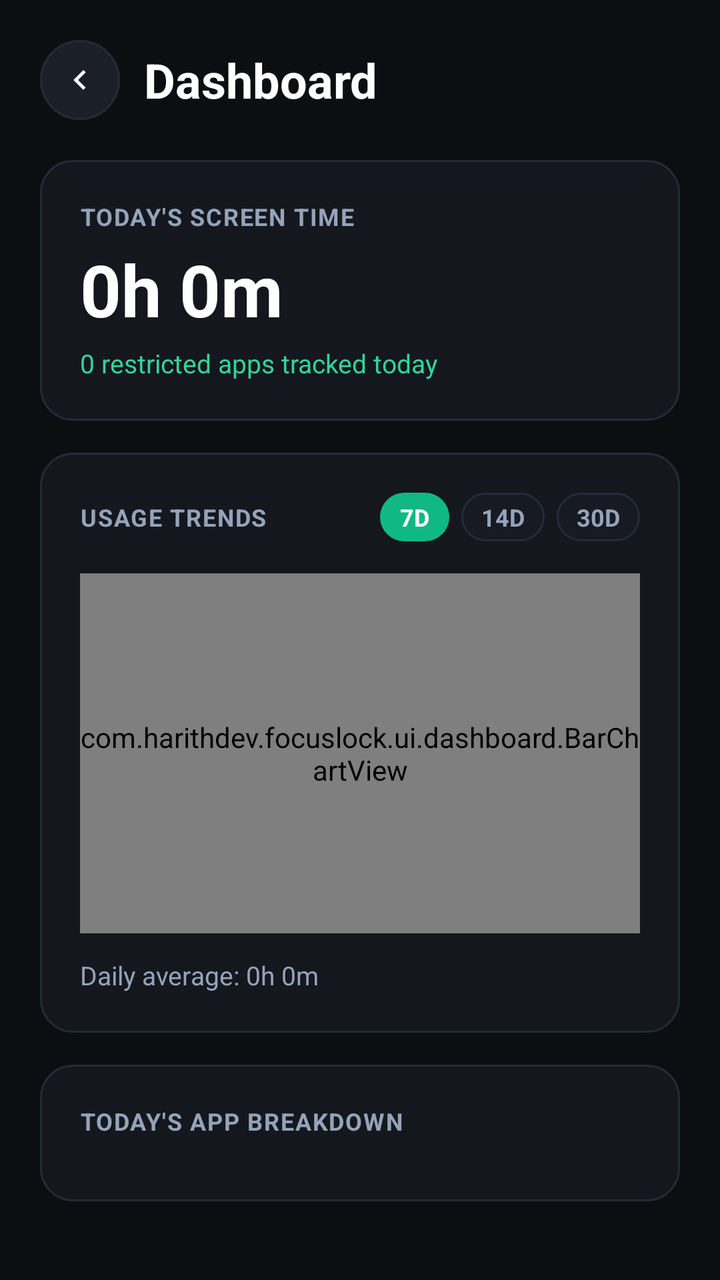
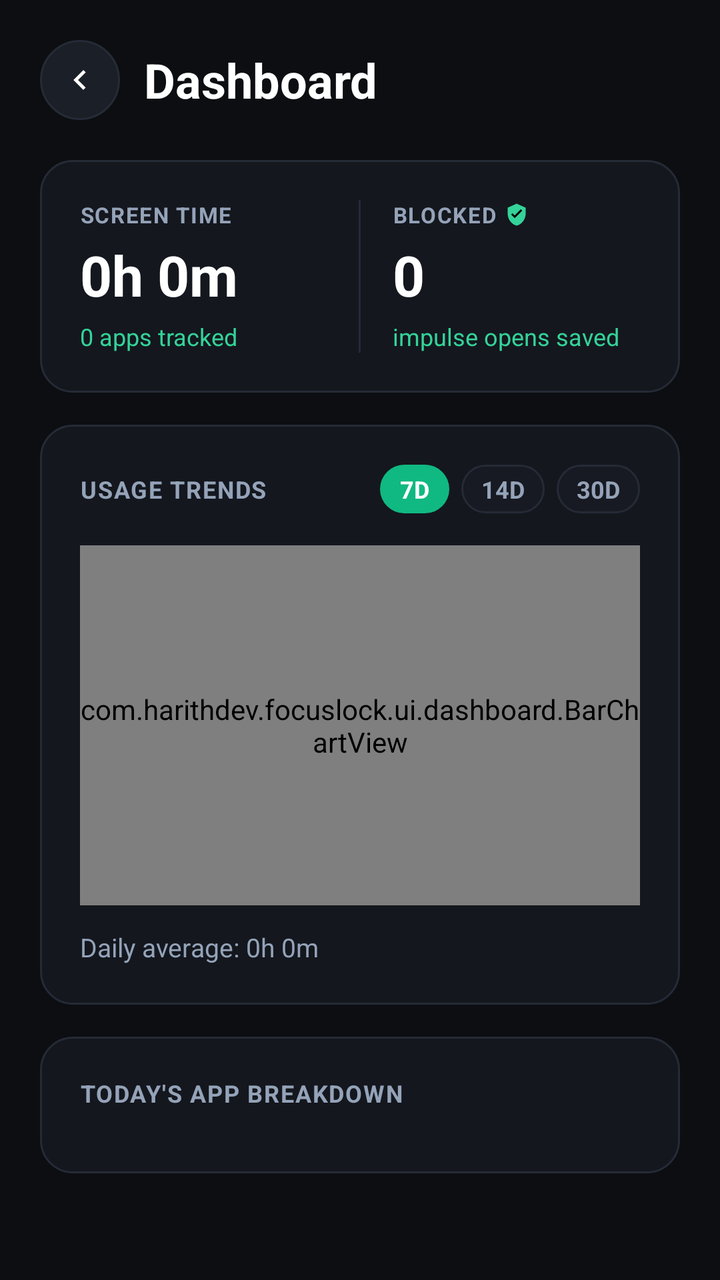

The first picture is an Android layout as it rendered before a commit; the second is the same layout after the commit. The layout source and the unified diff follow.
<!-- AndroidManifest.xml: application theme Theme.FocusLock -->
<!-- res/layout/activity_dashboard.xml -->
<?xml version="1.0" encoding="utf-8"?>
<androidx.core.widget.NestedScrollView
    xmlns:android="http://schemas.android.com/apk/res/android"
    android:layout_width="match_parent"
    android:layout_height="match_parent"
    android:background="@color/surface_bg"
    android:fillViewport="true">

    <LinearLayout
        android:layout_width="match_parent"
        android:layout_height="wrap_content"
        android:orientation="vertical"
        android:padding="20dp">

        
        <LinearLayout
            android:layout_width="match_parent"
            android:layout_height="wrap_content"
            android:orientation="horizontal"
            android:gravity="center_vertical"
            android:layout_marginBottom="20dp">

            <ImageView
                android:id="@+id/btn_back"
                android:layout_width="40dp"
                android:layout_height="40dp"
                android:src="@drawable/ic_chevron_left"
                android:padding="10dp"
                android:background="@drawable/bg_btn_circle"
                android:layout_marginEnd="12dp"
                android:clickable="true"
                android:focusable="true" />

            <TextView
                android:layout_width="wrap_content"
                android:layout_height="wrap_content"
                android:text="Dashboard"
                android:textSize="24sp"
                android:textStyle="bold"
                android:textColor="#FFFFFF" />

        </LinearLayout>

        
        <LinearLayout
            android:layout_width="match_parent"
            android:layout_height="wrap_content"
            android:orientation="vertical"
            android:background="@drawable/bg_card"
            android:padding="20dp"
            android:layout_marginBottom="16dp">

            <TextView
                android:layout_width="wrap_content"
                android:layout_height="wrap_content"
                android:text="TODAY'S SCREEN TIME"
                android:textSize="12sp"
                android:textStyle="bold"
                android:textColor="#94A3B8"
                android:letterSpacing="0.05" />

            <TextView
                android:id="@+id/txt_today_total"
                android:layout_width="wrap_content"
                android:layout_height="wrap_content"
                android:text="0h 0m"
                android:textSize="36sp"
                android:textStyle="bold"
                android:textColor="#ffffff"
                android:layout_marginTop="4dp" />

            <TextView
                android:id="@+id/txt_today_sub"
                android:layout_width="wrap_content"
                android:layout_height="wrap_content"
                android:text="0 restricted apps tracked today"
                android:textSize="13sp"
                android:textColor="#34d399"
                android:layout_marginTop="4dp" />

        </LinearLayout>

        
        <LinearLayout
            android:layout_width="match_parent"
            android:layout_height="wrap_content"
            android:orientation="vertical"
            android:background="@drawable/bg_card"
            android:padding="20dp"
            android:layout_marginBottom="16dp">

            <LinearLayout
                android:layout_width="match_parent"
                android:layout_height="wrap_content"
                android:orientation="horizontal"
                android:gravity="center_vertical"
                android:layout_marginBottom="16dp">

                <TextView
                    android:layout_width="0dp"
                    android:layout_height="wrap_content"
                    android:layout_weight="1"
                    android:text="USAGE TRENDS"
                    android:textSize="12sp"
                    android:textStyle="bold"
                    android:textColor="#94A3B8"
                    android:letterSpacing="0.05" />

                
                <TextView
                    android:id="@+id/chip_7d"
                    android:layout_width="wrap_content"
                    android:layout_height="wrap_content"
                    android:text="7D"
                    android:textSize="12sp"
                    android:textStyle="bold"
                    android:textColor="#ffffff"
                    android:paddingHorizontal="10dp"
                    android:paddingVertical="4dp"
                    android:background="@drawable/bg_chip_active"
                    android:layout_marginEnd="6dp"
                    android:clickable="true"
                    android:focusable="true" />

                <TextView
                    android:id="@+id/chip_14d"
                    android:layout_width="wrap_content"
                    android:layout_height="wrap_content"
                    android:text="14D"
                    android:textSize="12sp"
                    android:textStyle="bold"
                    android:textColor="#94A3B8"
                    android:paddingHorizontal="10dp"
                    android:paddingVertical="4dp"
                    android:background="@drawable/bg_chip_inactive"
                    android:layout_marginEnd="6dp"
                    android:clickable="true"
                    android:focusable="true" />

                <TextView
                    android:id="@+id/chip_30d"
                    android:layout_width="wrap_content"
                    android:layout_height="wrap_content"
                    android:text="30D"
                    android:textSize="12sp"
                    android:textStyle="bold"
                    android:textColor="#94A3B8"
                    android:paddingHorizontal="10dp"
                    android:paddingVertical="4dp"
                    android:background="@drawable/bg_chip_inactive"
                    android:clickable="true"
                    android:focusable="true" />

            </LinearLayout>

            
            <com.harithdev.focuslock.ui.dashboard.BarChartView
                android:id="@+id/chart_view"
                android:layout_width="match_parent"
                android:layout_height="180dp" />

            
            <TextView
                android:id="@+id/txt_empty_history_placeholder"
                android:layout_width="match_parent"
                android:layout_height="wrap_content"
                android:text="🌱 Day 1 of FocusLock! Your multi-day trends will appear here starting tomorrow."
                android:textSize="13sp"
                android:textColor="#94A3B8"
                android:gravity="center"
                android:padding="14dp"
                android:background="@drawable/bg_banner_card"
                android:layout_marginTop="12dp"
                android:visibility="gone" />

            <TextView
                android:id="@+id/txt_daily_average"
                android:layout_width="wrap_content"
                android:layout_height="wrap_content"
                android:text="Daily average: 0h 0m"
                android:textSize="13sp"
                android:textColor="#94A3B8"
                android:layout_marginTop="12dp" />

        </LinearLayout>

        
        <LinearLayout
            android:layout_width="match_parent"
            android:layout_height="wrap_content"
            android:orientation="vertical"
            android:background="@drawable/bg_card"
            android:padding="20dp"
            android:layout_marginBottom="24dp">

            <TextView
                android:layout_width="wrap_content"
                android:layout_height="wrap_content"
                android:text="TODAY'S APP BREAKDOWN"
                android:textSize="12sp"
                android:textStyle="bold"
                android:textColor="#94A3B8"
                android:letterSpacing="0.05"
                android:layout_marginBottom="12dp" />

            <androidx.recyclerview.widget.RecyclerView
                android:id="@+id/rv_app_usage"
                android:layout_width="match_parent"
                android:layout_height="wrap_content"
                android:nestedScrollingEnabled="false" />

            <TextView
                android:id="@+id/txt_empty_apps"
                android:layout_width="wrap_content"
                android:layout_height="wrap_content"
                android:text="No restricted apps set up yet"
                android:textSize="14sp"
                android:textColor="#64748B"
                android:layout_gravity="center_horizontal"
                android:paddingVertical="16dp"
                android:visibility="gone" />

        </LinearLayout>

    </LinearLayout>

</androidx.core.widget.NestedScrollView>
<!-- resources referenced by this layout -->
<resources>
  <color name="surface_bg">#FF0C0E12</color>
  <!-- drawable bg_banner_card (drawable) -->
  <?xml version="1.0" encoding="utf-8"?>
  <shape xmlns:android="http://schemas.android.com/apk/res/android"
      android:shape="rectangle">
      <solid android:color="#14171E" />
      <corners android:radius="12dp" />
      <stroke android:width="1dp" android:color="#252B36" />
  </shape>
  <!-- drawable bg_btn_circle (drawable) -->
  <?xml version="1.0" encoding="utf-8"?>
  <ripple xmlns:android="http://schemas.android.com/apk/res/android"
      android:color="#20ffffff">
      <item>
          <shape android:shape="oval">
              <solid android:color="#1B1F27" />
              <stroke android:width="1dp" android:color="#252B36" />
          </shape>
      </item>
  </ripple>
  <!-- drawable bg_card (drawable) -->
  <?xml version="1.0" encoding="utf-8"?>
  <ripple xmlns:android="http://schemas.android.com/apk/res/android"
      android:color="#20ffffff">
      <item>
          <shape android:shape="rectangle">
              <solid android:color="#14171E" />
              <corners android:radius="16dp" />
              <stroke android:width="1dp" android:color="#252B36" />
          </shape>
      </item>
  </ripple>
  <!-- drawable bg_chip_active (drawable) -->
  <?xml version="1.0" encoding="utf-8"?>
  <ripple xmlns:android="http://schemas.android.com/apk/res/android"
      android:color="#33ffffff">
      <item>
          <shape android:shape="rectangle">
              <solid android:color="#10B981" />
              <corners android:radius="16dp" />
          </shape>
      </item>
  </ripple>
  <!-- drawable bg_chip_inactive (drawable) -->
  <?xml version="1.0" encoding="utf-8"?>
  <ripple xmlns:android="http://schemas.android.com/apk/res/android"
      android:color="#20ffffff">
      <item>
          <shape android:shape="rectangle">
              <solid android:color="#171A22" />
              <corners android:radius="16dp" />
              <stroke android:width="1dp" android:color="#252B36" />
          </shape>
      </item>
  </ripple>
  <!-- drawable ic_chevron_left (drawable) -->
  <vector xmlns:android="http://schemas.android.com/apk/res/android"
      android:width="24dp"
      android:height="24dp"
      android:viewportWidth="24"
      android:viewportHeight="24">
      <path
          android:pathData="M15.41,7.41L14,6L8,12L14,18L15.41,16.59L10.83,12L15.41,7.41Z"
          android:fillColor="#FFFFFF"/>
  </vector>
  <style name="Theme.FocusLock" parent="Base.Theme.FocusLock" />
  <style name="Base.Theme.FocusLock" parent="Theme.Material3.DayNight.NoActionBar">
          
          
      </style>
</resources>

<!-- the commit's change to res/layout/activity_dashboard.xml (unified diff, before → after) -->
@@ -45,38 +45,105 @@
         <LinearLayout
             android:layout_width="match_parent"
             android:layout_height="wrap_content"
-            android:orientation="vertical"
+            android:orientation="horizontal"
             android:background="@drawable/bg_card"
             android:padding="20dp"
+            android:baselineAligned="false"
             android:layout_marginBottom="16dp">
 
-            <TextView
-                android:layout_width="wrap_content"
-                android:layout_height="wrap_content"
-                android:text="TODAY'S SCREEN TIME"
-                android:textSize="12sp"
-                android:textStyle="bold"
-                android:textColor="#94A3B8"
-                android:letterSpacing="0.05" />
-
-            <TextView
-                android:id="@+id/txt_today_total"
-                android:layout_width="wrap_content"
-                android:layout_height="wrap_content"
-                android:text="0h 0m"
-                android:textSize="36sp"
-                android:textStyle="bold"
-                android:textColor="#ffffff"
-                android:layout_marginTop="4dp" />
-
-            <TextView
-                android:id="@+id/txt_today_sub"
-                android:layout_width="wrap_content"
-                android:layout_height="wrap_content"
-                android:text="0 restricted apps tracked today"
-                android:textSize="13sp"
-                android:textColor="#34d399"
-                android:layout_marginTop="4dp" />
+            
+            <LinearLayout
+                android:layout_width="0dp"
+                android:layout_height="wrap_content"
+                android:layout_weight="1"
+                android:orientation="vertical">
+
+                <TextView
+                    android:layout_width="wrap_content"
+                    android:layout_height="wrap_content"
+                    android:text="SCREEN TIME"
+                    android:textSize="11sp"
+                    android:textStyle="bold"
+                    android:textColor="#94A3B8"
+                    android:letterSpacing="0.05" />
+
+                <TextView
+                    android:id="@+id/txt_today_total"
+                    android:layout_width="wrap_content"
+                    android:layout_height="wrap_content"
+                    android:text="0h 0m"
+                    android:textSize="28sp"
+                    android:textStyle="bold"
+                    android:textColor="#ffffff"
+                    android:layout_marginTop="4dp" />
+
+                <TextView
+                    android:id="@+id/txt_today_sub"
+                    android:layout_width="wrap_content"
+                    android:layout_height="wrap_content"
+                    android:text="0 apps tracked"
+                    android:textSize="12sp"
+                    android:textColor="#34d399"
+                    android:layout_marginTop="4dp" />
+
+            </LinearLayout>
+
+            
+            <View
+                android:layout_width="1dp"
+                android:layout_height="match_parent"
+                android:layout_marginHorizontal="16dp"
+                android:background="@color/surface_grid" />
+
+            
+            <LinearLayout
+                android:layout_width="0dp"
+                android:layout_height="wrap_content"
+                android:layout_weight="1"
+                android:orientation="vertical">
+
+                <LinearLayout
+                    android:layout_width="wrap_content"
+                    android:layout_height="wrap_content"
+                    android:orientation="horizontal"
+                    android:gravity="center_vertical">
+
+                    <TextView
+                        android:layout_width="wrap_content"
+                        android:layout_height="wrap_content"
+                        android:text="BLOCKED"
+                        android:textSize="11sp"
+                        android:textStyle="bold"
+                        android:textColor="#94A3B8"
+                        android:letterSpacing="0.05" />
+
+                    <ImageView
+                        android:layout_width="12dp"
+                        android:layout_height="12dp"
+                        android:src="@drawable/ic_security_shield"
+                        android:layout_marginStart="4dp" />
+                </LinearLayout>
+
+                <TextView
+                    android:id="@+id/txt_today_blocks"
+                    android:layout_width="wrap_content"
+                    android:layout_height="wrap_content"
+                    android:text="0"
+                    android:textSize="28sp"
+                    android:textStyle="bold"
+                    android:textColor="#ffffff"
+                    android:layout_marginTop="4dp" />
+
+                <TextView
+                    android:id="@+id/txt_blocks_sub"
+                    android:layout_width="wrap_content"
+                    android:layout_height="wrap_content"
+                    android:text="impulse opens saved"
+                    android:textSize="12sp"
+                    android:textColor="#34d399"
+                    android:layout_marginTop="4dp" />
+
+            </LinearLayout>
 
         </LinearLayout>
 
<!-- resource entries referenced after the edit -->
@@ -1,6 +1,7 @@
 <!-- resources referenced by this layout -->
 <resources>
   <color name="surface_bg">#FF0C0E12</color>
+  <color name="surface_grid">#FF252B36</color>
   <!-- drawable bg_banner_card (drawable) -->
   <?xml version="1.0" encoding="utf-8"?>
   <shape xmlns:android="http://schemas.android.com/apk/res/android"
@@ -65,6 +66,21 @@
           android:pathData="M15.41,7.41L14,6L8,12L14,18L15.41,16.59L10.83,12L15.41,7.41Z"
           android:fillColor="#FFFFFF"/>
   </vector>
+  <!-- drawable ic_security_shield (drawable) -->
+  <vector xmlns:android="http://schemas.android.com/apk/res/android"
+      android:width="24dp"
+      android:height="24dp"
+      android:viewportWidth="24"
+      android:viewportHeight="24">
+      
+      <path
+          android:pathData="M12,1L3,5V11C3,16.55 6.84,21.74 12,23C17.16,21.74 21,16.55 21,11V5L12,1Z"
+          android:fillColor="#34D399"/>
+      
+      <path
+          android:pathData="M10,15.5L6.5,12L7.91,10.59L10,12.67L16.09,6.59L17.5,8L10,15.5Z"
+          android:fillColor="#050807"/>
+  </vector>
   <style name="Theme.FocusLock" parent="Base.Theme.FocusLock" />
   <style name="Base.Theme.FocusLock" parent="Theme.Material3.DayNight.NoActionBar">
           
